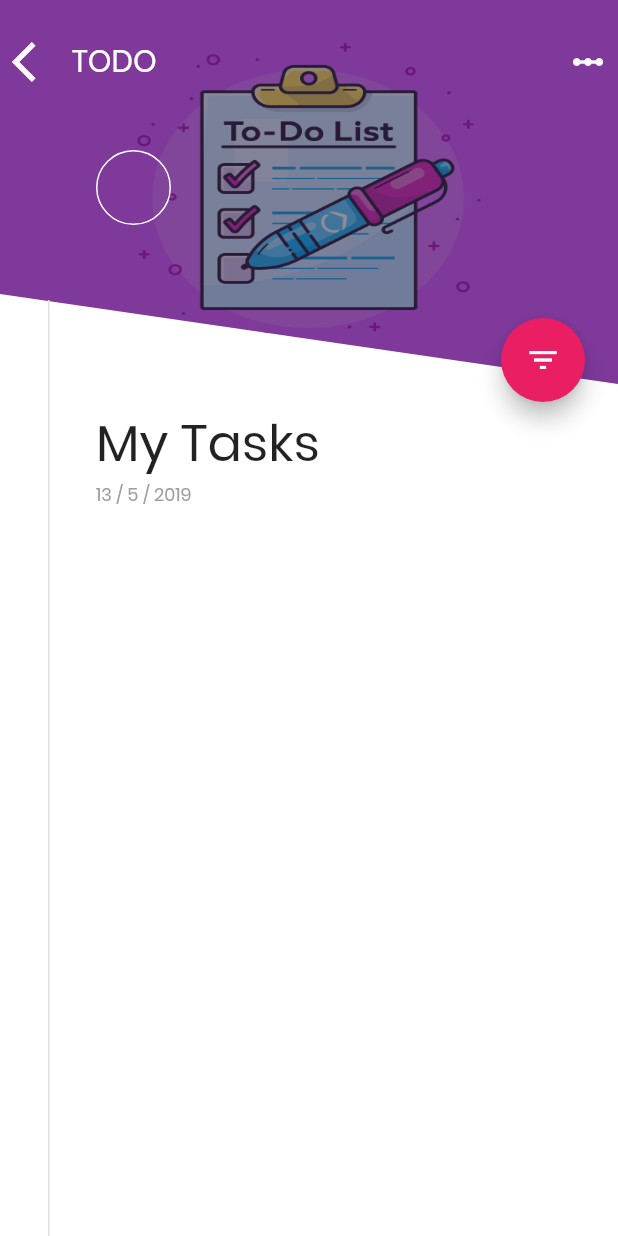
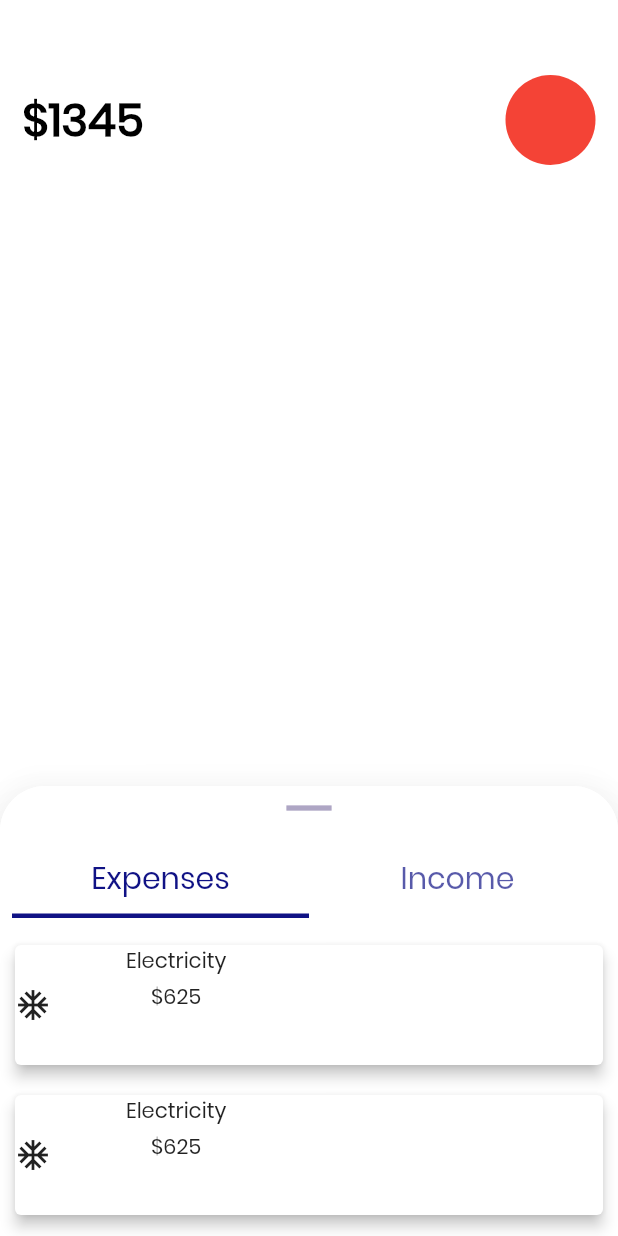
Before and after one commit to ritik-rathi/housewife, a Flutter app: the screen it shows after launch, on a phone screen of 412 x 824 dp. Run offline on Flutter 3.47's test engine with Material 2 defaults, Android fonts, the phone set to English and light mode, and no system bars; our stand-ins replace cloud_firestore, firebase_auth, flutter_calendar_carousel, flutter_local_notifications, gradient_widgets; missing offline and left inert: gradient_text; accounts and stored records are empty.

Commit message:
Budget screen started

```diff
--- a/lib/main.dart
+++ b/lib/main.dart
@@ -1,4 +1,5 @@
 import 'package:flutter/material.dart';
+import 'package:fun_app/records/screens/budget.dart';
 import 'package:fun_app/splash_screens/splash_screens.dart';
 import 'package:fun_app/todo_list/completed.dart';
 import 'package:fun_app/todo_list/newtask.dart';
@@ -23,7 +24,7 @@ class MyApp extends StatelessWidget {
       title: 'HomeMaker',
       debugShowCheckedModeBanner: false,
       theme: ThemeData(fontFamily: 'Poppins'),
-      home: TodoList(),
+      home: Budget(),
       // initialRoute: '.',
       routes: {
         '.': (context) => SplashScreens(),
--- /dev/null
+++ b/lib/records/screens/budget.dart
@@ -0,0 +1,196 @@
+import 'package:flutter/material.dart';
+
+class Budget extends StatefulWidget {
+  @override
+  _BudgetState createState() => _BudgetState();
+}
+
+class _BudgetState extends State<Budget> with TickerProviderStateMixin {
+  AnimationController _controller;
+  TabController tabController;
+  static const header_height = 300.0;
+
+  Animation<RelativeRect> getAniamtionPanel(BoxConstraints constraints) {
+    final height = constraints.biggest.height;
+    final top = height - header_height;
+    final frontPanelHeight = -header_height;
+
+    return new RelativeRectTween(
+      begin: RelativeRect.fromLTRB(0.0, top, 0.0, frontPanelHeight),
+      end: RelativeRect.fromLTRB(0.0, 20.0, 0.0, 0.0),
+    ).animate(new CurvedAnimation(parent: _controller, curve: Curves.linear));
+  }
+
+  @override
+  void initState() {
+    tabController = new TabController(vsync: this , length: 2);
+    _controller =
+        new AnimationController(vsync: this, duration: Duration(seconds: 1));
+    super.initState();
+  }
+
+  @override
+  void dispose() {
+    _controller.dispose();
+    super.dispose();
+  }
+
+  bool get isPanelVisible {
+    final AnimationStatus status = _controller.status;
+    return status == AnimationStatus.completed ||
+        status == AnimationStatus.forward;
+  }
+
+  Widget bothPanels(BuildContext context, BoxConstraints constraints) {
+    // controller.forward();
+    return Scaffold(
+      body: new Container(
+        child: new Stack(
+          children: <Widget>[
+            FirstPanel(),
+            PositionedTransition(
+              rect: getAniamtionPanel(constraints),
+              child: new Material(
+                elevation: 20,
+                color: Colors.white,
+                borderRadius: new BorderRadius.only(
+                    topLeft: Radius.circular(30.0),
+                    topRight: Radius.circular(30.0)),
+                child: new Column(
+                  children: <Widget>[
+                    new Container(
+                      decoration: BoxDecoration(
+                          color: Colors.white,
+                          borderRadius: BorderRadius.only(
+                              topLeft: Radius.circular(30.0),
+                              topRight: Radius.circular(30.0))),
+                      height: 30.0,
+                      child: new Center(
+                          child: IconButton(
+                        onPressed: () {
+                          _controller.fling(
+                              velocity: isPanelVisible ? -1.0 : 1.0);
+                        },
+                        icon: Icon(Icons.maximize),
+                        iconSize: 40.0,
+                        color: Color(0xFFAEA6C4),
+                      )),
+                    ),
+                    Padding(
+                      padding: const EdgeInsets.all(8.0),
+                      child: Container(
+                        width: double.infinity,
+                        height: 50.0,
+                        decoration: BoxDecoration(color: Colors.white),
+                        child: TabBar(
+                          controller: tabController,
+                          indicatorColor: Color(0xff101285),
+                          indicatorWeight: 3.0,
+                          // indicatorPadding: EdgeInsets.only(bottom: 100.0),
+                          labelColor: Color(0xff101285),
+                          labelStyle: TextStyle(fontSize: 20.0 , fontWeight: FontWeight.w500),
+                          tabs: <Widget>[
+                            Tab(
+                              text: 'Expenses',
+                            ),
+                            Tab(text: 'Income',)
+                          ],
+                        )
+                      ),
+                    ),
+                    Expanded(
+                      child: ListView.builder(
+                        shrinkWrap: true,
+                        itemBuilder: _buildListOfTransactions,
+                        itemCount: 7,
+                      ),
+                    )
+                  ],
+                ),
+              ),
+            )
+          ],
+        ),
+      ),
+    );
+  }
+
+  Widget _buildListOfTransactions(BuildContext context, int index) {
+    return Container(
+      height: 100.0,
+      width: double.infinity,
+      child: Card(
+        elevation: 4.0,
+        color: Colors.white,
+        margin: EdgeInsets.all(10.0),
+        child: Row(
+          children: <Widget>[
+            Icon(Icons.ac_unit),
+            SizedBox(
+              width: 50.0,
+            ),
+            Column(
+              children: <Widget>[
+                Text('Electricity'),
+                Divider(
+                  color: Colors.yellow,
+                  height: 3.0,
+                ),
+                Text('\$625')
+              ],
+            )
+          ],
+        ),
+      ),
+    );
+  }
+
+  @override
+  Widget build(BuildContext context) {
+    return LayoutBuilder(
+      builder: bothPanels,
+    );
+  }
+}
+
+class FirstPanel extends StatelessWidget {
+  @override
+  Widget build(BuildContext context) {
+    return Container(
+      width: double.infinity,
+      color: Colors.white,
+      child: Column(
+        children: <Widget>[
+          // build budget and chart
+          _buildTopRow()
+          //build expense % thing
+        ],
+      ),
+    );
+  }
+
+  Widget _buildTopRow() {
+    return Padding(
+      padding: EdgeInsets.only(top: 50.0, right: 15.0 , left: 15.0),
+      child: Row(
+        mainAxisAlignment: MainAxisAlignment.spaceBetween,
+        children: <Widget>[
+          Text(
+            '\$1345',
+            style: TextStyle(
+                color: Colors.black,
+                fontSize: 30.0,
+                fontWeight: FontWeight.w600),
+          ),
+          // _pieChart()
+          Container(
+            width: 60.0,
+            height: 60.0,
+            decoration:
+                BoxDecoration(color: Colors.red, shape: BoxShape.circle),
+          )
+        ],
+      ),
+    );
+  }
+}
```
